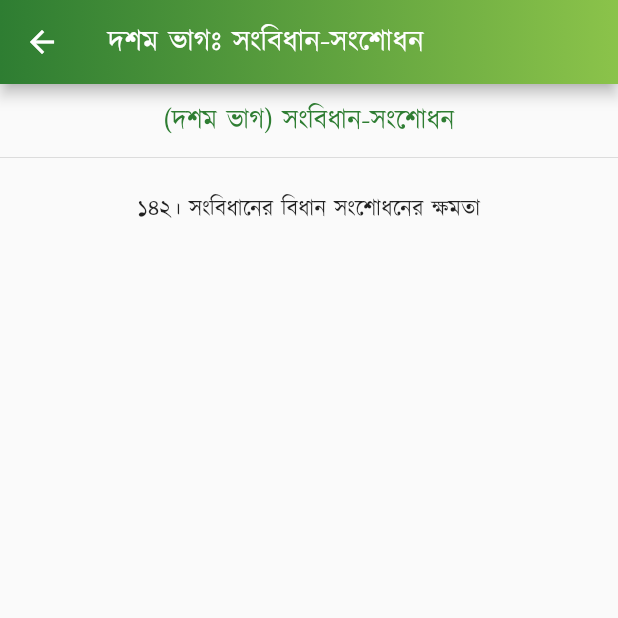
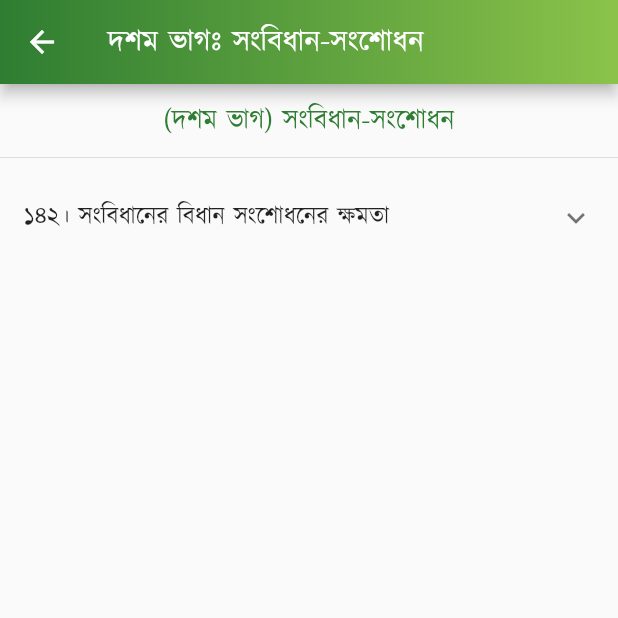
Before and after one commit to Azimul-Haque/flutter-onesignal, a Flutter app: the PartTen screen opened directly, on a phone screen of 412 x 824 dp, the top half of it. Run offline on Flutter 3.47's test engine with Material 2 defaults, Android fonts, the phone set to English and light mode, and no system bars; our stand-ins replace fluttertoast, package_info_plus, percent_indicator, shared_preferences, sqflite; missing offline and left inert: blinking_text, flutter_share, onesignal_flutter, slide_popup_dialog; accounts and stored records are empty; network calls fail.

Commit message:
Commit Sun 03/27/2022 23:50:12.17 2361

```diff
--- a/lib/pages/constitution/part10.dart
+++ b/lib/pages/constitution/part10.dart
@@ -33,11 +33,29 @@ class PartTen extends StatelessWidget {
             height: 3,
           ),
           Divider(),
+          SizedBox(
+            height: 3,
+          ),
+          ExpansionTile(
+            title: Text('১৪২। সংবিধানের বিধান সংশোধনের ক্ষমতা'),
+            children: <Widget>[
+              ListTile(
+                  title: Text(
+                '৮৷ (১) জাতীয়তাবাদ, সমাজতন্ত্র, গণতন্ত্র ও ধর্মনিরপেক্ষতা- এই নীতিসমূহ এবং তৎসহ এই নীতিসমূহ হইতে উদ্ভূত এই ভাগে বর্ণিত অন্য সকল নীতি রাষ্ট্র পরিচালনার মূলনীতি বলিয়া পরিগণিত হইবে।',
+                textAlign: TextAlign.justify,
+              )),
+              ListTile(
+                  title: Text(
+                '(২) এই ভাগে বর্ণিত নীতিসমূহ বাংলাদেশ-পরিচালনার মূলসূত্র হইবে, আইন-প্রণয়নকালে রাষ্ট্র তাহা প্রয়োগ করিবেন, এই সংবিধান ও বাংলাদেশের অন্যান্য আইনের ব্যাখ্যাদানের ক্ষেত্রে তাহা নির্দেশক হইবে এবং তাহা রাষ্ট্র ও নাগরিকদের কার্যের ভিত্তি হইবে, তবে এই সকল নীতি আদালতের মাধ্যমে বলবৎযোগ্য হইবে না৷',
+                textAlign: TextAlign.justify,
+              ))
+            ],
+          ),
           Padding(
             padding: EdgeInsets.all(15),
             child: Column(children: <Widget>[
               Text(
-                "১৪২। সংবিধানের বিধান সংশোধনের ক্ষমতা",
+                "",
                 style:
                     TextStyle(color: Colors.black87, fontSize: 15, height: 1.5),
                 textAlign: TextAlign.justify,
```
